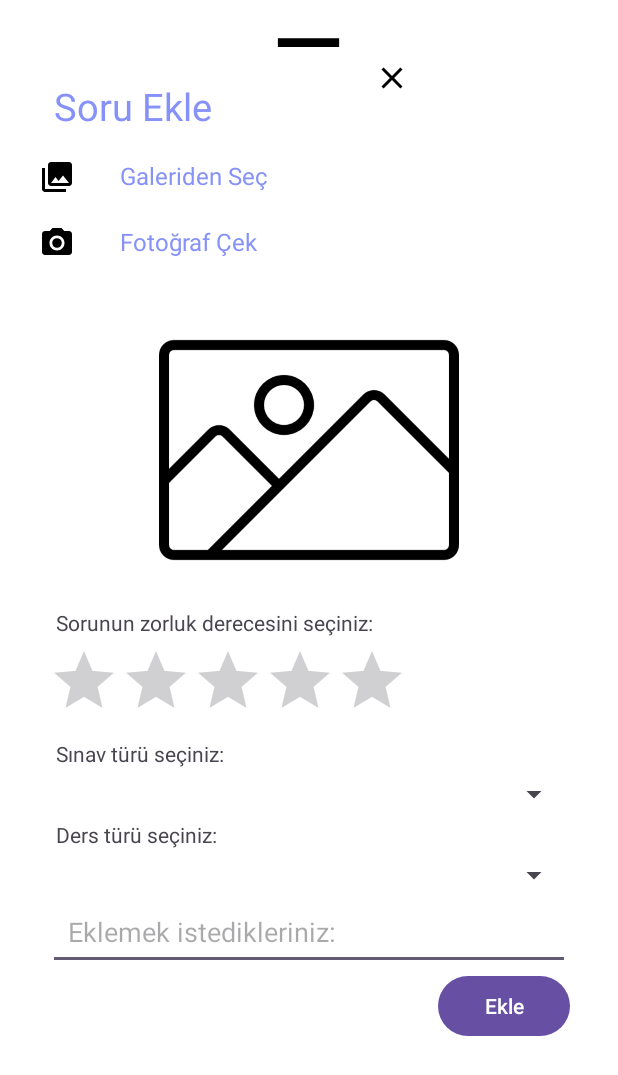
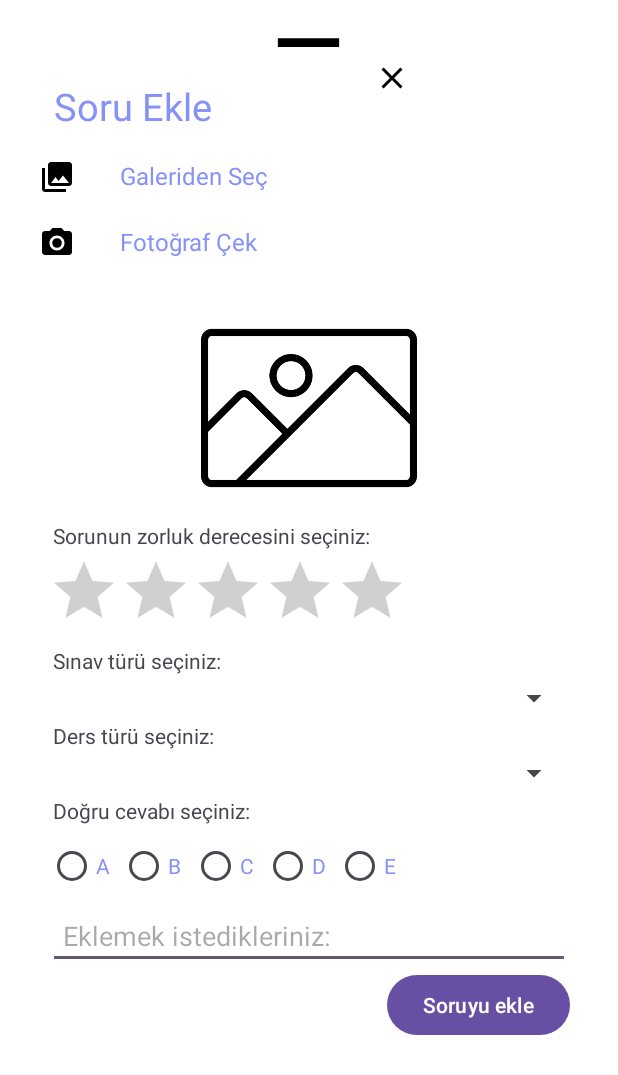
Before and after one commit to esrakmas/TestCraft, an Android app: the layout add_question_layout.xml on its own in the app's theme, with its tools: preview values and no code run, on a phone screen of 412 x 824 dp. Shown: the top 1075 px of the screen. Run offline under Robolectric (Android 15) with nearby library versions, the phone set to English and light mode, and no system bars.

```diff
--- a/app/build.gradle.kts
+++ b/app/build.gradle.kts
@@ -53,6 +53,7 @@ dependencies {
     implementation(libs.firebase.auth.ktx)
     implementation(libs.firebase.firestore.ktx)
     implementation(libs.firebase.storage.ktx)
+    implementation(libs.firebase.database)
     testImplementation(libs.junit)
     androidTestImplementation(libs.androidx.junit)
     androidTestImplementation(libs.androidx.espresso.core)
--- a/app/src/main/res/layout/activity_home_page.xml
+++ b/app/src/main/res/layout/activity_home_page.xml
@@ -32,7 +32,7 @@
             <androidx.coordinatorlayout.widget.CoordinatorLayout
                 android:layout_width="match_parent"
                 android:layout_height="match_parent"
-                android:background="@color/SkyBlue">
+                android:background="@color/white">
 
 
                 <com.google.android.material.bottomappbar.BottomAppBar
--- a/app/src/main/res/layout/add_question_layout.xml
+++ b/app/src/main/res/layout/add_question_layout.xml
@@ -96,14 +96,14 @@
         <ImageView
             android:id="@+id/photo_preview"
             android:layout_width="match_parent"
-            android:layout_height="200dp"
+            android:layout_height="144dp"
             android:src="@drawable/placeholder" />
         <TextView
             android:id="@+id/textView3"
             android:layout_width="match_parent"
             android:layout_height="wrap_content"
             android:text="Sorunun zorluk derecesini seçiniz:"
-            android:padding="5dp"/>
+            android:padding="3dp"/>
 
         <RatingBar
             android:id="@+id/photo_rating"
@@ -118,40 +118,96 @@
             android:layout_width="match_parent"
             android:layout_height="wrap_content"
             android:text="Sınav türü seçiniz:"
-            android:padding="5dp"/>
+            android:padding="3dp"/>
 
         <Spinner
             android:id="@+id/exam_spinner"
             android:layout_width="match_parent"
             android:layout_height="wrap_content"
-            android:padding="10dp"
+            android:padding="8dp"
             />
         <TextView
             android:id="@+id/textView2"
             android:layout_width="match_parent"
             android:layout_height="wrap_content"
             android:text="Ders türü seçiniz:"
-            android:padding="5dp"/>
+            android:padding="3dp"/>
 
         <Spinner
             android:id="@+id/lesson_spinner"
             android:layout_width="match_parent"
             android:layout_height="wrap_content"
-            android:padding="10dp"
+            android:padding="8dp"
             />
+
+        <TextView
+            android:id="@+id/answer_choice_prompt"
+            android:layout_width="match_parent"
+            android:layout_height="wrap_content"
+            android:text="Doğru cevabı seçiniz:"
+            android:padding="3dp"/>
+
+        <RadioGroup
+            android:id="@+id/answer_choices"
+            android:layout_width="match_parent"
+            android:layout_height="wrap_content"
+            android:orientation="vertical">
+
+            <LinearLayout
+                android:layout_width="match_parent"
+                android:layout_height="match_parent"
+                android:orientation="horizontal">
+
+                <RadioButton
+                    android:id="@+id/choice_a"
+                    android:layout_width="wrap_content"
+                    android:layout_height="wrap_content"
+                    android:text="A"
+                    android:textColor="@color/lavender" />
+
+                <RadioButton
+                    android:id="@+id/choice_b"
+                    android:layout_width="wrap_content"
+                    android:layout_height="wrap_content"
+                    android:text="B"
+                    android:textColor="@color/lavender" />
+
+                <RadioButton
+                    android:id="@+id/choice_c"
+                    android:layout_width="wrap_content"
+                    android:layout_height="wrap_content"
+                    android:text="C"
+                    android:textColor="@color/lavender" />
+
+                <RadioButton
+                    android:id="@+id/choice_d"
+                    android:layout_width="wrap_content"
+                    android:layout_height="wrap_content"
+                    android:text="D"
+                    android:textColor="@color/lavender" />
+
+                <RadioButton
+                    android:id="@+id/choice_e"
+                    android:layout_width="wrap_content"
+                    android:layout_height="wrap_content"
+                    android:text="E"
+                    android:textColor="@color/lavender" />
+            </LinearLayout>
+
+        </RadioGroup>
 
         <EditText
             android:id="@+id/photo_notes"
             android:layout_width="match_parent"
             android:layout_height="wrap_content"
             android:hint="Eklemek istedikleriniz:"
-            android:padding="13dp"/>
+            android:padding="10dp" />
 
         <Button
             android:id="@+id/save_question_button"
             android:layout_width="wrap_content"
             android:layout_height="wrap_content"
-            android:text="Ekle"
+            android:text="Soruyu ekle"
             android:layout_gravity="end"/>
     </LinearLayout>
 
--- a/gradle/libs.versions.toml
+++ b/gradle/libs.versions.toml
@@ -12,6 +12,7 @@ constraintlayout = "2.1.4"
 firebaseAuthKtx = "23.0.0"
 firebaseFirestoreKtx = "25.0.0"
 firebaseStorageKtx = "21.0.0"
+firebaseDatabase = "21.0.0"
 
 [libraries]
 androidx-core-ktx = { group = "androidx.core", name = "core-ktx", version.ref = "coreKtx" }
@@ -25,6 +26,7 @@ androidx-constraintlayout = { group = "androidx.constraintlayout", name = "const
 firebase-auth-ktx = { group = "com.google.firebase", name = "firebase-auth-ktx", version.ref = "firebaseAuthKtx" }
 firebase-firestore-ktx = { group = "com.google.firebase", name = "firebase-firestore-ktx", version.ref = "firebaseFirestoreKtx" }
 firebase-storage-ktx = { group = "com.google.firebase", name = "firebase-storage-ktx", version.ref = "firebaseStorageKtx" }
+firebase-database = { group = "com.google.firebase", name = "firebase-database", version.ref = "firebaseDatabase" }
 
 [plugins]
 android-application = { id = "com.android.application", version.ref = "agp" }
```
Also changed, not shown: app/src/main/AndroidManifest.xml (+7 -5 lines), app/src/main/java/com/example/testcraft/BottomDialogHelper.kt (+87 -15 lines), app/src/main/java/com/example/testcraft/PhotoHandler.kt (+15 -26 lines), app/src/main/java/com/example/testcraft/QuestionFireBaseHelper.kt (added, +34 -0 lines).
